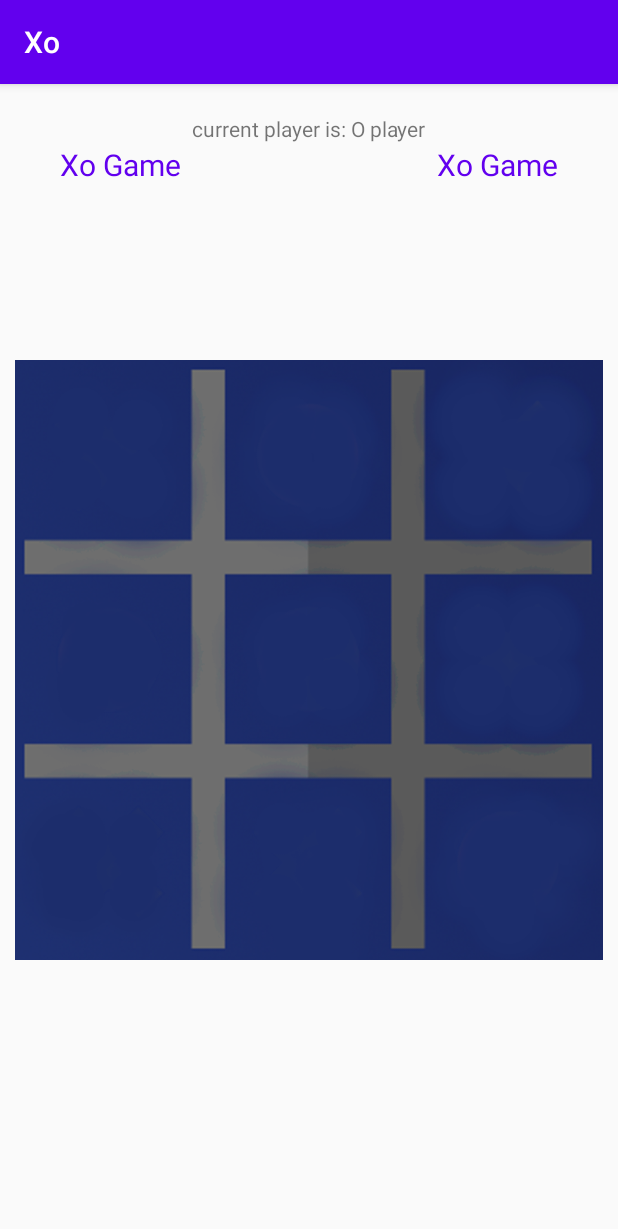
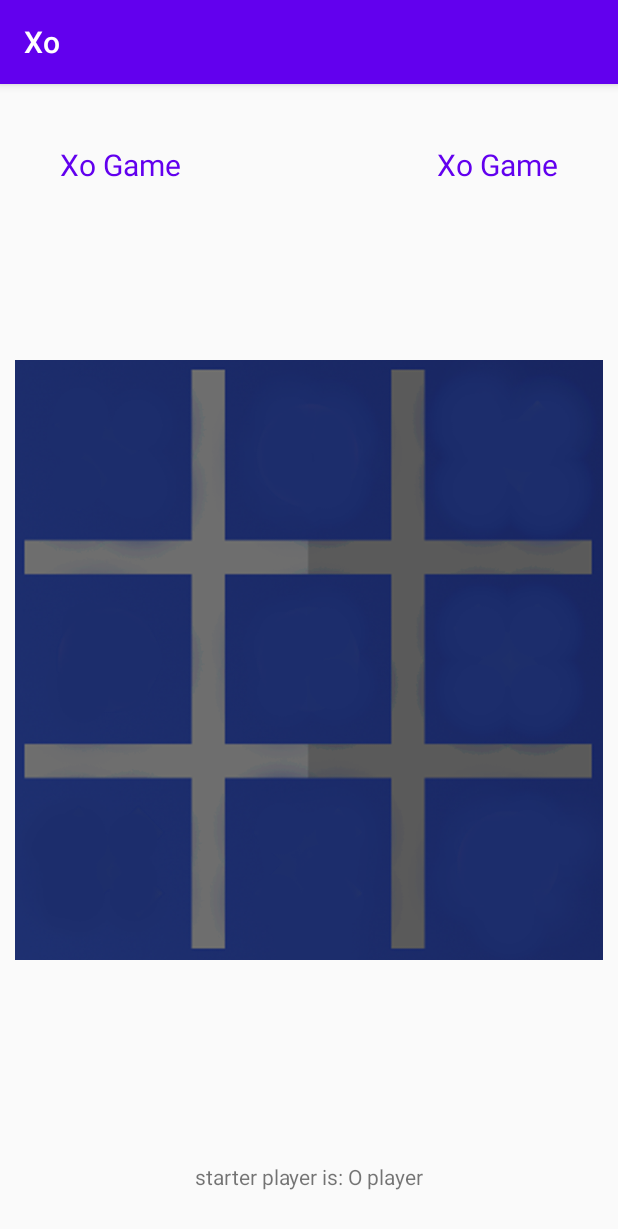
Before and after one commit to alireza1082/Xo-game, an Android app: the GameBoard screen opened directly, with no data from a screen before it, on a phone screen of 412 x 824 dp. Shown: the top 1229 px of the screen. Run offline under Robolectric (Android 15) with nearby library versions, the phone set to English and light mode, and no system bars.

Commit message:
some changes

```diff
--- a/app/src/main/java/com/example/android/xo/GameBoard.java
+++ b/app/src/main/java/com/example/android/xo/GameBoard.java
@@ -23,6 +23,8 @@ public class GameBoard extends AppCompatActivity {
 
     private Long backPressedTime = 0L;
     TextView current;
+    TextView x_point;
+    TextView o_point;
 
     @Override
     protected void onCreate(Bundle savedInstanceState) {
@@ -38,11 +40,16 @@ public class GameBoard extends AppCompatActivity {
             active_player = o_player;
         Toast.makeText(this , "first player is : " + (active_player == x_player ? "X" : "O") , Toast.LENGTH_LONG).show();
         current = findViewById(R.id.current_player);
+        x_point = findViewById(R.id.x_point);
+        o_point = findViewById(R.id.o_point);
+
         if (active_player == x_player)
             current.setText(R.string.current_x);
         else
             current.setText(R.string.current_o);
+
     }
+
     public void click(View view){
         ImageView image = (ImageView) view;
         int num = Integer.parseInt((String) view.getTag());
--- a/app/src/main/res/layout/board.xml
+++ b/app/src/main/res/layout/board.xml
@@ -10,11 +10,11 @@
         android:id="@+id/current_player"
         android:layout_width="wrap_content"
         android:layout_height="wrap_content"
-        app:layout_constraintTop_toTopOf="parent"
+        app:layout_constraintBottom_toBottomOf="parent"
         app:layout_constraintLeft_toLeftOf="parent"
         app:layout_constraintRight_toRightOf="parent"
         android:text="@string/app_name"
-        android:layout_marginTop="20dp"
+        android:layout_marginBottom="30dp"
         android:textSize="14sp"/>
 
     <TextView
--- a/app/src/main/res/values/strings.xml
+++ b/app/src/main/res/values/strings.xml
@@ -2,6 +2,6 @@
     <string name="app_name">Xo</string>
     <string name="about_us">Xo Game</string>
     <string name="start">start</string>
-    <string name="current_x">current player is: X player</string>
-    <string name="current_o">current player is: O player</string>
+    <string name="current_x">starter player is: X player</string>
+    <string name="current_o">starter player is: O player</string>
 </resources>
```
Also changed, not shown: app/build.gradle (+12 -3 lines).
